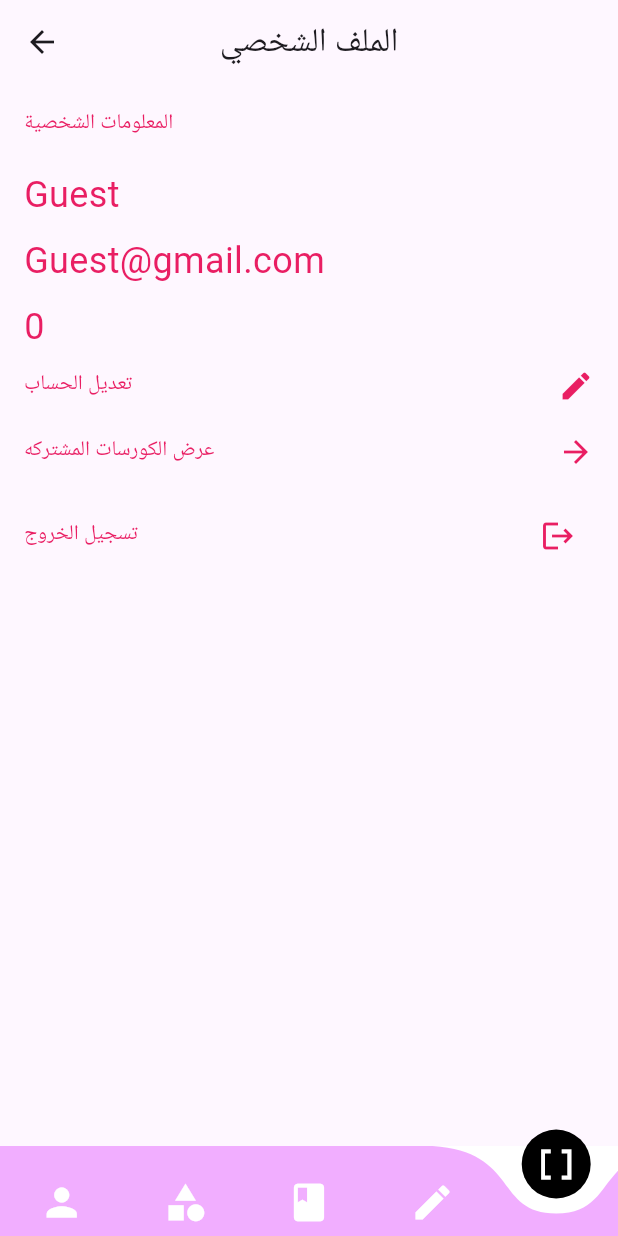
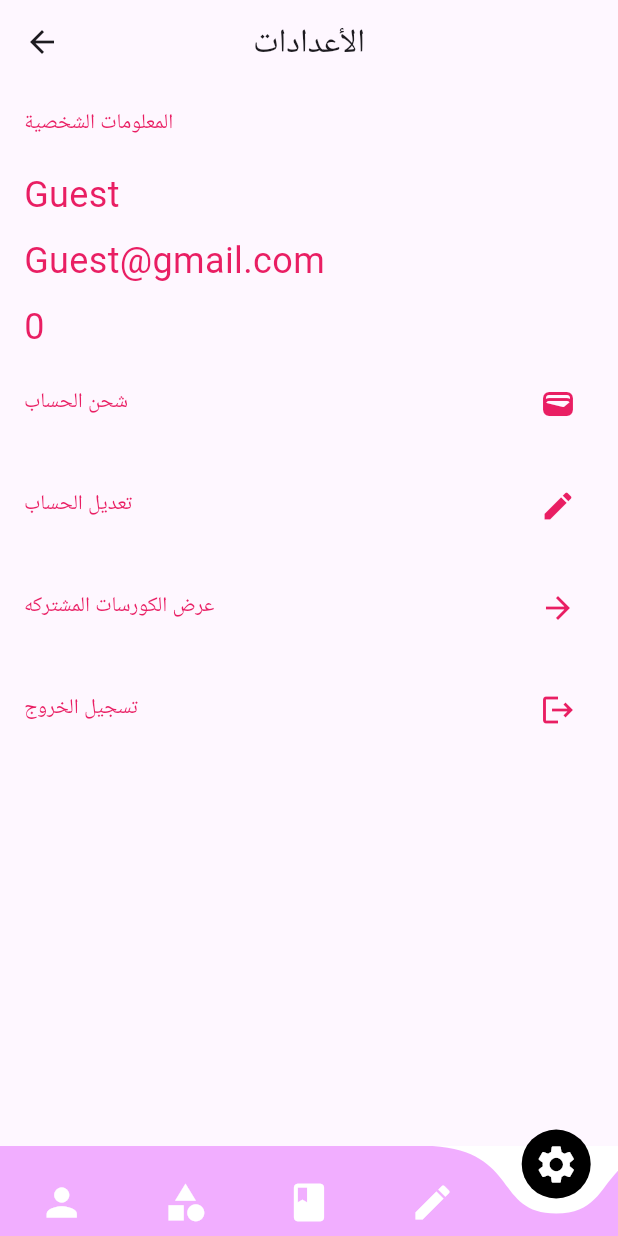
Before and after one commit to AHNXD/e_tcenter, a Flutter app: the HomePage screen opened by its route, item 5 of the bottom bar chosen, on a phone screen of 412 x 824 dp. Run offline on Flutter 3.47's test engine with Material 3 defaults, Android fonts, the phone set to English and light mode, and no system bars; drawn by our look-alikes of curved_navigation_bar; our stand-ins replace shared_preferences; accounts and stored records are empty; network calls fail.

```diff
--- a/lib/pages/home.dart
+++ b/lib/pages/home.dart
@@ -1,9 +1,9 @@
 import 'package:flutter/material.dart';
 import 'package:e_tcenter/pages/CoursesPage.dart';
 import 'package:e_tcenter/pages/Trainers.dart';
-import 'package:e_tcenter/pages/courses.dart';
+import 'package:e_tcenter/pages/coursesCategories.dart';
 import 'package:e_tcenter/pages/courses_and_Trainers.dart';
-import 'package:e_tcenter/pages/profile.dart';
+import 'package:e_tcenter/pages/settings.dart';
 import 'package:curved_navigation_bar/curved_navigation_bar.dart';
 
 class HomePage extends StatefulWidget {
@@ -17,10 +17,10 @@ class HomePage extends StatefulWidget {
 class _HomePageState extends State<HomePage> {
   List pages = [
     const TrainersPage(),
-    const CoursesPage(),
+    const CoursesCategoriesPage(),
     const CoursesAndTrainersPage(),
     const CourseForm(),
-    const ProfilePage(),
+    const SettingsPage(),
   ];
 
   int _page = 2;
@@ -38,7 +38,7 @@ class _HomePageState extends State<HomePage> {
           Icon(Icons.category, size: 30, color: Colors.white),
           Icon(Icons.book, size: 30, color: Colors.white),
           Icon(Icons.edit, size: 30, color: Colors.white),
-          Icon(Icons.data_array, size: 30, color: Colors.white),
+          Icon(Icons.settings, size: 30, color: Colors.white),
         ],
         color: const Color(0xFFF1AEFF),
         buttonBackgroundColor: Colors.black,
--- a/lib/pages/profile.dart
+++ b/lib/pages/settings.dart
@@ -1,17 +1,36 @@
+import 'package:e_tcenter/pages/charge_wallet.dart';
 import 'package:flutter/material.dart';
 import 'package:e_tcenter/constatnt.dart';
 import 'package:e_tcenter/pages/login.dart';
 
-class ProfilePage extends StatelessWidget {
+class SettingsPage extends StatefulWidget {
   static const routeName = '/profile';
-  const ProfilePage({super.key});
+  const SettingsPage({super.key});
+
+  @override
+  State<SettingsPage> createState() => _SettingsPageState();
+}
+
+class _SettingsPageState extends State<SettingsPage> {
+  @override
+  void initState() {
+    super.initState();
+    // Fetch data here (e.g., from local storage or a quick network call)
+    fetchData();
+  }
+
+  void fetchData() async {
+    // Implement your data fetching logic here
+    // Update studentData and studentWalletData based on the fetched data
+    setState(() {});
+  }
 
   @override
   Widget build(BuildContext context) {
     return Scaffold(
       appBar: AppBar(
         centerTitle: true,
-        title: const Text('الملف الشخصي'),
+        title: const Text('الأعدادات'),
       ),
       body: Padding(
         padding: const EdgeInsets.all(16.0),
@@ -30,20 +49,43 @@ class ProfilePage extends StatelessWidget {
             Text(studentWalletData.value.toString(),
                 style: const TextStyle(color: Colors.pink, fontSize: 24)),
             const SizedBox(height: 10),
-            const Row(
+            Row(
               mainAxisAlignment: MainAxisAlignment.spaceBetween,
               children: [
-                Text('تعديل الحساب', style: TextStyle(color: Colors.pink)),
-                Icon(Icons.edit, color: Colors.pink),
+                const Text('شحن الحساب', style: TextStyle(color: Colors.pink)),
+                IconButton(
+                    onPressed: () {
+                      Navigator.pushNamed(context, ChargeWalletPage.routeName)
+                          .then((value) {
+                        setState(() {});
+                      });
+                    },
+                    icon: const Icon(Icons.wallet),
+                    color: Colors.pink),
               ],
             ),
             const SizedBox(height: 20),
-            const Row(
+            Row(
               mainAxisAlignment: MainAxisAlignment.spaceBetween,
               children: [
-                Text('عرض الكورسات المشتركه',
+                const Text('تعديل الحساب',
                     style: TextStyle(color: Colors.pink)),
-                Icon(Icons.arrow_forward, color: Colors.pink),
+                IconButton(
+                    onPressed: () {},
+                    icon: const Icon(Icons.edit),
+                    color: Colors.pink),
+              ],
+            ),
+            const SizedBox(height: 20),
+            Row(
+              mainAxisAlignment: MainAxisAlignment.spaceBetween,
+              children: [
+                const Text('عرض الكورسات المشتركه',
+                    style: TextStyle(color: Colors.pink)),
+                IconButton(
+                    onPressed: () {},
+                    icon: const Icon(Icons.arrow_forward),
+                    color: Colors.pink),
               ],
             ),
             const SizedBox(height: 20),
```
Also changed, not shown: lib/main.dart (+10 -6 lines), lib/pages/charge_wallet.dart (added, +52 -0 lines), lib/pages/courses.dart (deleted, +0 -22 lines), lib/pages/coursesCategories.dart (added, +54 -0 lines), lib/services/apiService.dart (+58 -6 lines).
